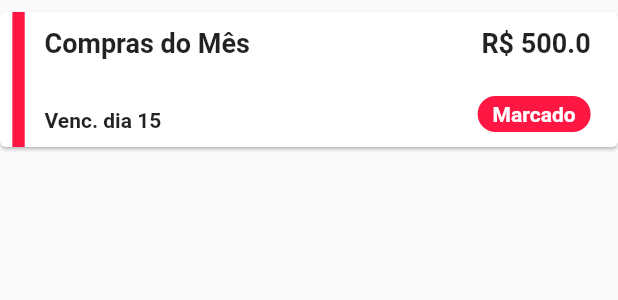
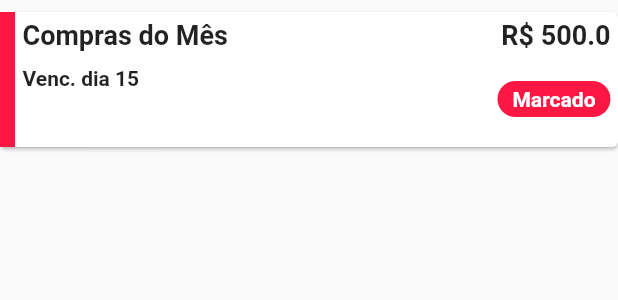
Before and after one commit to adrianobonfiglio/month-expense-plan, a Flutter app: the BillCard widget shown alone on an empty page, opened directly with sample values from the repository, on a phone screen of 412 x 824 dp. Shown: the top 300 px of the screen. Run offline on Flutter 3.47's test engine with Material 2 defaults, Android fonts, the phone set to English and light mode, and no system bars; our stand-ins replace flutter_money_formatter; Roboto replaces fonts that are missing (Helvetica Neue).

Commit message:
Change layout to Expanded widget

```diff
--- a/lib/bill/card.dart
+++ b/lib/bill/card.dart
@@ -20,78 +20,61 @@ class BillCard extends StatelessWidget {
   Widget build(BuildContext context) {
     return Card(
       margin: EdgeInsets.only(left: 0, right: 0, bottom: 8, top: 8),
-      child: Container(
+      child: SizedBox(
         height: 90,
         child: Row(
-          mainAxisAlignment: MainAxisAlignment.spaceEvenly,
-          children: <Widget>[
-            Column(
-              crossAxisAlignment: CrossAxisAlignment.start,
-              mainAxisAlignment: MainAxisAlignment.start,
           children: <Widget>[
             Container(
-                  height: 90,
-                  width: getWidth(context, 0.020),
+              width: 10,
+              child: Container(
                 color: bill.category.color,
               ),
-              ],
             ),
-            Container(
-              width: getWidth(context, 0.5),
-              height: 90,
+            Expanded(
+              flex: 6,
+              child: Container(
+                padding: EdgeInsets.all(5),
                 child: Column(
                   crossAxisAlignment: CrossAxisAlignment.start,
                   children: <Widget>[
-                  Container(
-                    height: 50,
-                    alignment: Alignment.topLeft,
-                    padding: EdgeInsets.only(top: 10, left: 5),
-                    child: Text(
+                    Text(
                       bill.name,
+                      overflow: TextOverflow.ellipsis,
                       style: TextStyle(
                           fontFamily: FONT_FAMILY,
                           fontWeight: FontWeight.bold,
-                          fontSize: 18),
+                          fontSize: 18,
                       ),
                     ),
-                  Container(
-                    height: 40,
-                    alignment: Alignment.bottomLeft,
-                    padding: EdgeInsets.only(bottom: 10, left: 5),
-                    child: Text(
+                    Padding(padding: EdgeInsets.only(top: 10)),
+                    Text(
                       "Venc. dia " + bill.dueDate,
                       style: TextStyle(
                           fontFamily: FONT_FAMILY,
                           fontWeight: FontWeight.bold,
                           fontSize: 14),
                     ),
-                  )
+                    Padding(padding: EdgeInsets.only(top: 10)),
                   ],
                 ),
               ),
-            Container(
-              width: getWidth(context, 0.4),
-              height: 90,
+            ),
+            Expanded(
+              flex: 4,
+              child: Container(
+                padding: EdgeInsets.all(5),
                 child: Column(
-                crossAxisAlignment: CrossAxisAlignment.start,
+                  crossAxisAlignment: CrossAxisAlignment.end,
                   children: <Widget>[
-                  Container(
-                    height: 50,
-                    alignment: Alignment.topRight,
-                    padding: EdgeInsets.only(top: 10, right: 10),
-                    child: Text(
+                    Text(
                       "R\$ ${bill.amount}",
                       style: TextStyle(
                           fontFamily: FONT_FAMILY,
                           fontWeight: FontWeight.bold,
                           fontSize: 18),
                     ),
-                  ),
+                    Padding(padding: EdgeInsets.only(top: 20)),
                     Container(
-                      height: 40,
-                      alignment: Alignment.bottomRight,
-                      padding: EdgeInsets.only(bottom: 10, right: 10),
-                      child: Container(
                       padding: EdgeInsets.only(
                           left: 10, right: 10, top: 4, bottom: 4),
                       decoration: BoxDecoration(
@@ -102,13 +85,14 @@ class BillCard extends StatelessWidget {
                               fontWeight: FontWeight.bold,
                               fontSize: 14,
                               color: Colors.white)),
-                      ))
+                    )
                   ],
                 ),
               ),
+            )
           ],
-        ),
-      ),
+        )
+      )
     );
   }
 }
```
Lines whose indentation alone changed are shown as unchanged.
